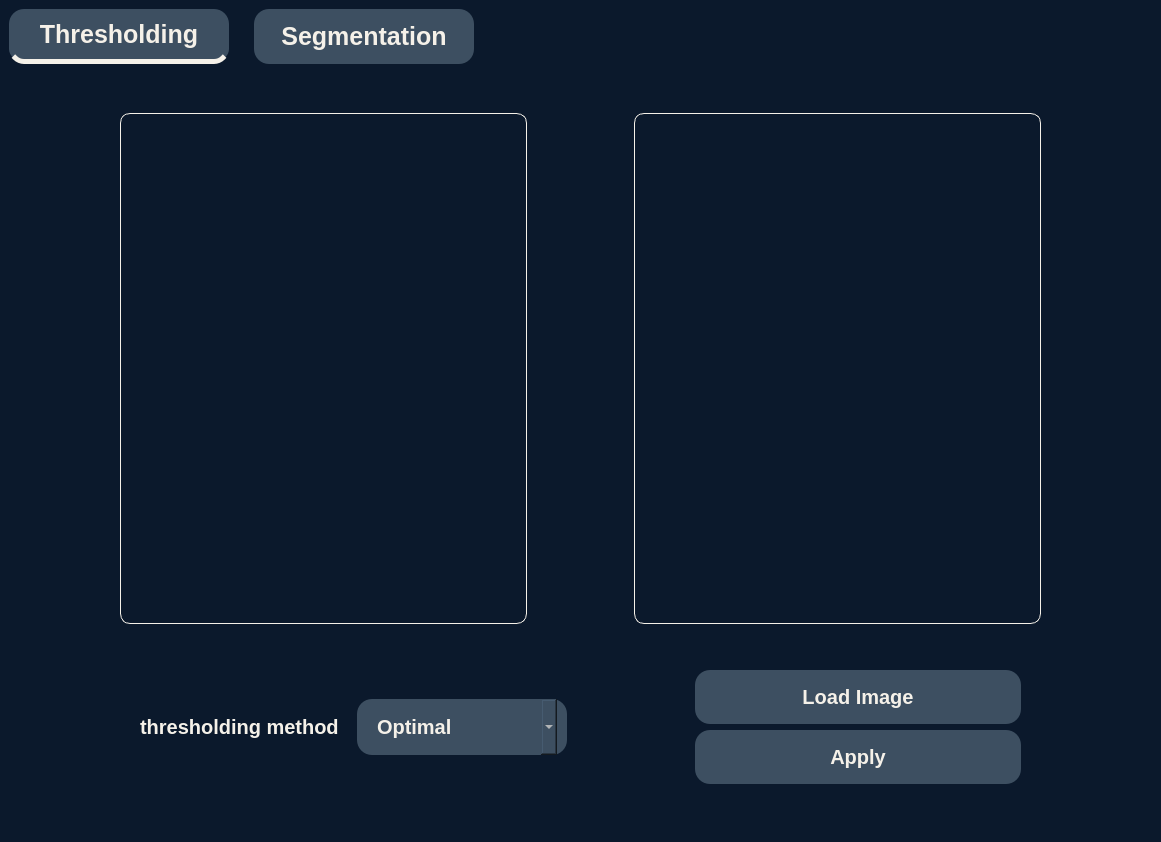
AhmeedRaafatt/Image-Thresholding-Segmentation, file main.ui: the form before one commit.
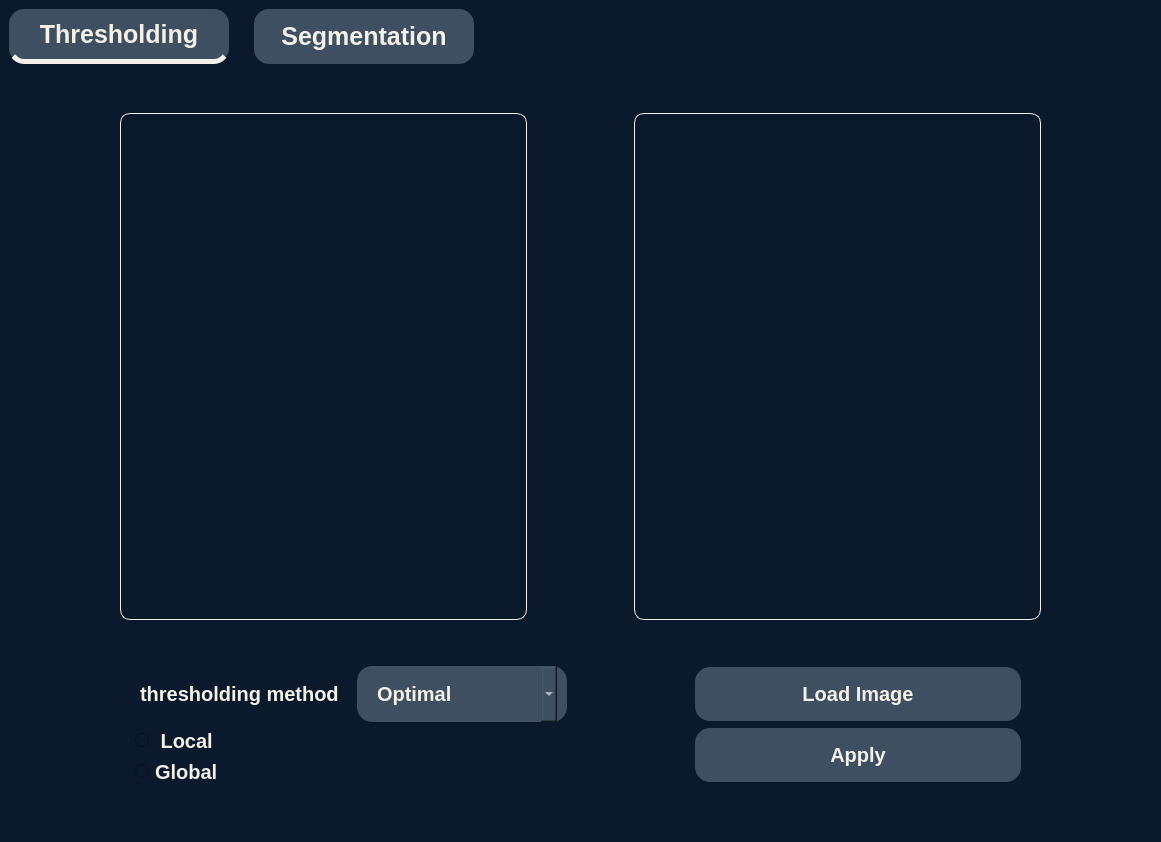
The form after the commit.

The edit to the form file:
```diff
--- a/main.ui
+++ b/main.ui
@@ -240,7 +240,36 @@
              </layout>
             </item>
             <item>
-             <layout class="QVBoxLayout" name="verticalLayout_9"/>
+             <layout class="QVBoxLayout" name="verticalLayout_9">
+              <item>
+               <widget class="QRadioButton" name="local_thresholding">
+                <property name="styleSheet">
+                 <string notr="true">margin-left:5px;
+color:#f5f1e9;
+font-weight:bold;
+font-size:20px;
+</string>
+                </property>
+                <property name="text">
+                 <string> Local</string>
+                </property>
+               </widget>
+              </item>
+              <item>
+               <widget class="QRadioButton" name="global_thresholding">
+                <property name="styleSheet">
+                 <string notr="true">margin-left:5px;
+color:#f5f1e9;
+font-weight:bold;
+font-size:20px;
+</string>
+                </property>
+                <property name="text">
+                 <string>Global</string>
+                </property>
+               </widget>
+              </item>
+             </layout>
             </item>
            </layout>
           </item>
```
Left out of the diff: 5 changed lines with no effect on the pictures.
